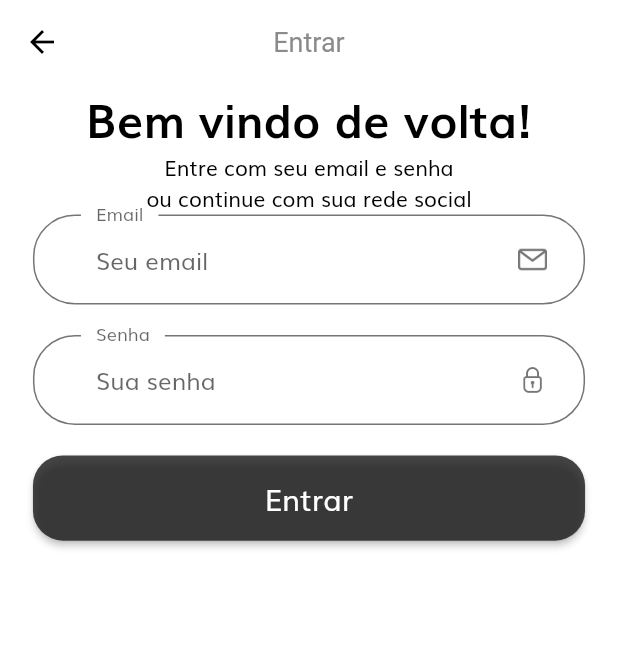
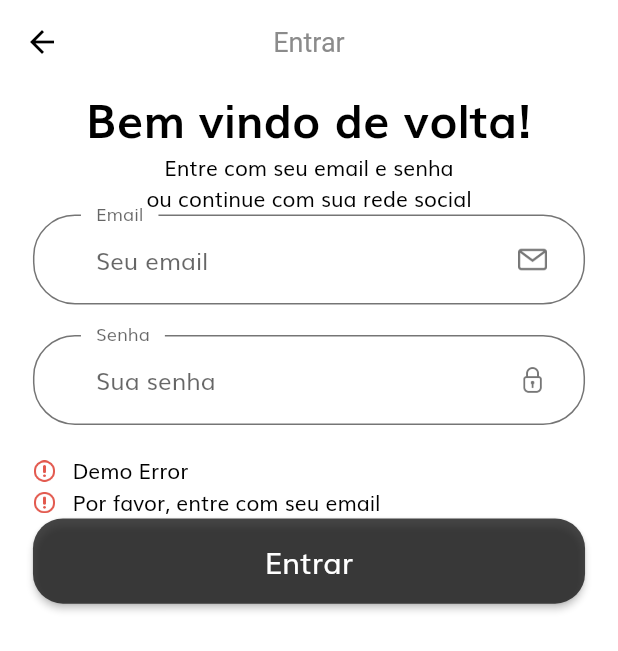
Before and after one commit to brunodeev/nike_app, a Flutter app: the SignInScreen screen opened by its route, after a tap on "Entrar", on a phone screen of 412 x 824 dp. Shown: the top 651 px of the screen. Run offline on Flutter 3.47's test engine with Material 2 defaults, Android fonts, the phone set to English and light mode, and no system bars.

Commit message:
melhoria no formulário

```diff
--- /dev/null
+++ b/lib/components/form_error.dart
@@ -0,0 +1,36 @@
+import 'package:flutter/material.dart';
+
+import '../size_config.dart';
+
+class FormError extends StatelessWidget {
+  const FormError({
+    Key? key,
+    required this.errors,
+  }) : super(key: key);
+
+  final List<String> errors;
+
+  @override
+  Widget build(BuildContext context) {
+    return Column(
+      children: List.generate(
+          errors.length, (index) => formErrorText(error: errors[index])),
+    );
+  }
+
+  Row formErrorText({required String error}) {
+    return Row(
+      children: [
+        Image.asset(
+          'assets/icons/error.png',
+          height: getProportionateScreenHeight(14),
+          width: getProportionateScreenWidth(14),
+        ),
+        SizedBox(
+          width: getProportionateScreenWidth(10),
+        ),
+        Text(error),
+      ],
+    );
+  }
+}
--- a/lib/constants.dart
+++ b/lib/constants.dart
@@ -3,3 +3,14 @@ import 'package:flutter/material.dart';
 const kPrimaryColor = Color.fromARGB(255, 24, 24, 24);
 const kAnimationDuration = Duration(milliseconds: 100);
 const kTextColor = Color(0xFF757575);
+
+final RegExp emailValidatorRegExp =
+    RegExp(r"^[a-zA-Z0-9.]+@[a-zA-Z0-9]+\.[a-zA-Z]+");
+const String kEmailNullError = "Por favor, entre com seu email";
+const String kInvalidEmailError = "Por favor, utilize um email válido";
+const String kPassNullError = "Por favor, entre com sua senha";
+const String kShortPassError = "Senha muito curta";
+const String kMatchPassError = "Senha muito fraca";
+const String kNamelNullError = "Por favor, entre com seu nome";
+const String kPhoneNumberNullError = "Por favor, entre com seu número";
+const String kAddressNullError = "Por favor, entre com seu endereço";
--- a/lib/screens/sign_in/components/body.dart
+++ b/lib/screens/sign_in/components/body.dart
@@ -4,6 +4,7 @@ import 'package:nike_app/constants.dart';
 import 'package:nike_app/size_config.dart';
 
 import '../../../components/custom_surfix_icon.dart';
+import '../../../components/form_error.dart';
 
 class Body extends StatelessWidget {
   const Body({Key? key}) : super(key: key);
@@ -48,7 +49,7 @@ class SignForm extends StatefulWidget {
 
 class _SignFormState extends State<SignForm> {
   final _formKey = GlobalKey<FormState>();
-  final List<String> errors = [];
+  final List<String> errors = ['Demo Error'];
   @override
   Widget build(BuildContext context) {
     return Form(
@@ -58,9 +59,14 @@ class _SignFormState extends State<SignForm> {
         SizedBox(height: getProportionateScreenHeight(20)),
         buildPasswordFormField(),
         SizedBox(height: getProportionateScreenHeight(20)),
+        FormError(errors: errors),
         DefaultButton(
           text: 'Entrar',
-          press: () {},
+          press: () {
+            if (_formKey.currentState!.validate()) {
+              _formKey.currentState!.save();
+            }
+          },
         ),
       ]),
     );
@@ -83,6 +89,32 @@ class _SignFormState extends State<SignForm> {
   TextFormField buildEmailFormField() {
     return TextFormField(
       keyboardType: TextInputType.emailAddress,
+      onChanged: (value) {
+        if (value.isNotEmpty && errors.contains(kEmailNullError)) {
+          setState(() {
+            errors.remove(kEmailNullError);
+          });
+        } else if (emailValidatorRegExp.hasMatch(value) &&
+            errors.contains(kInvalidEmailError)) {
+          setState(() {
+            errors.remove(kInvalidEmailError);
+          });
+        }
+        return;
+      },
+      validator: (value) {
+        if (value!.isEmpty && !errors.contains(kEmailNullError)) {
+          setState(() {
+            errors.add(kEmailNullError);
+          });
+        } else if (!emailValidatorRegExp.hasMatch(value) &&
+            !errors.contains(kInvalidEmailError)) {
+          setState(() {
+            errors.add(kInvalidEmailError);
+          });
+        }
+        return null;
+      },
       decoration: const InputDecoration(
           labelText: 'Email',
           hintText: 'Seu email',
```
Also changed, not shown: assets/icons/error.png (added).
